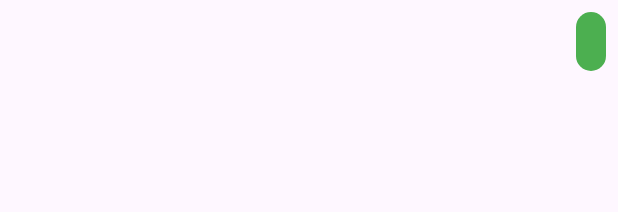
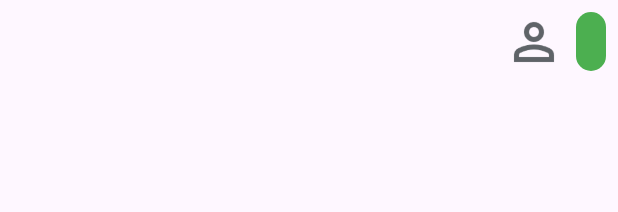
Before and after one commit to RaiDevX8/Chat-App, an Android app: the layout item_message_sent.xml on its own in the app's theme, with its tools: preview values and no code run, on a phone screen of 412 x 824 dp. Shown: the top 212 px of the screen. Run offline under Robolectric (Android 15) with nearby library versions, the phone set to English and light mode, and no system bars.

Commit message:
ADD : chat refacter

```diff
--- a/app/src/main/res/layout/item_message_sent.xml
+++ b/app/src/main/res/layout/item_message_sent.xml
@@ -6,11 +6,31 @@
     android:gravity="end"
     android:padding="8dp">
 
-    <TextView
-        android:id="@+id/text_view_message"
+    <ImageView
+        android:id="@+id/image_view_profile"
+        android:layout_width="40dp"
+        android:layout_height="40dp"
+        android:layout_marginEnd="8dp"
+        android:src="@drawable/person" /> <!-- Replace with your default profile image -->
+
+    <LinearLayout
         android:layout_width="wrap_content"
         android:layout_height="wrap_content"
-        android:background="@drawable/sent_message_background"
-        android:padding="10dp"
-        android:textColor="@android:color/white" />
+        android:orientation="vertical">
+
+        <TextView
+            android:id="@+id/text_view_message"
+            android:layout_width="wrap_content"
+            android:layout_height="wrap_content"
+            android:background="@drawable/sent_message_background"
+            android:padding="10dp"
+            android:textColor="@android:color/white" />
+
+        <TextView
+            android:id="@+id/text_view_timestamp"
+            android:layout_width="wrap_content"
+            android:layout_height="wrap_content"
+            android:textColor="@android:color/darker_gray"
+            android:textSize="12sp" />
+    </LinearLayout>
 </LinearLayout>
--- a/app/src/main/res/values/strings.xml
+++ b/app/src/main/res/values/strings.xml
@@ -2,6 +2,7 @@
     <string name="app_name">Chat App</string>
     <string name="contact_photo_desc">Contact photo</string> <!-- Add this line -->
     <string name="profile_image">Profile Image</string>
+    <string name="contact_profile_image">contact_profile_image</string>
     <color name="background_color">#F5F5F5</color> <!-- Light background color -->
     <color name="message_background">#E1FFC7</color>
 </resources>
```
Also changed, not shown: app/src/main/java/com/example/chatapp/fragments/MessageFragment.java (+32 -0 lines), app/src/main/res/layout/fragment_message.xml (+10 -1 lines).
